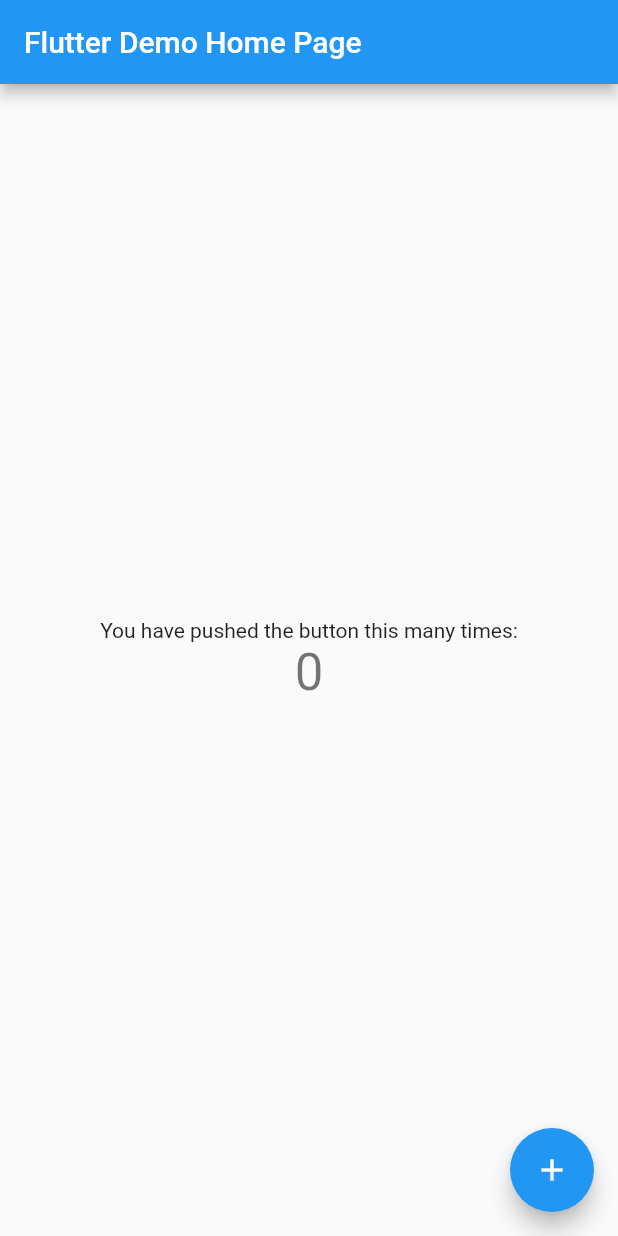
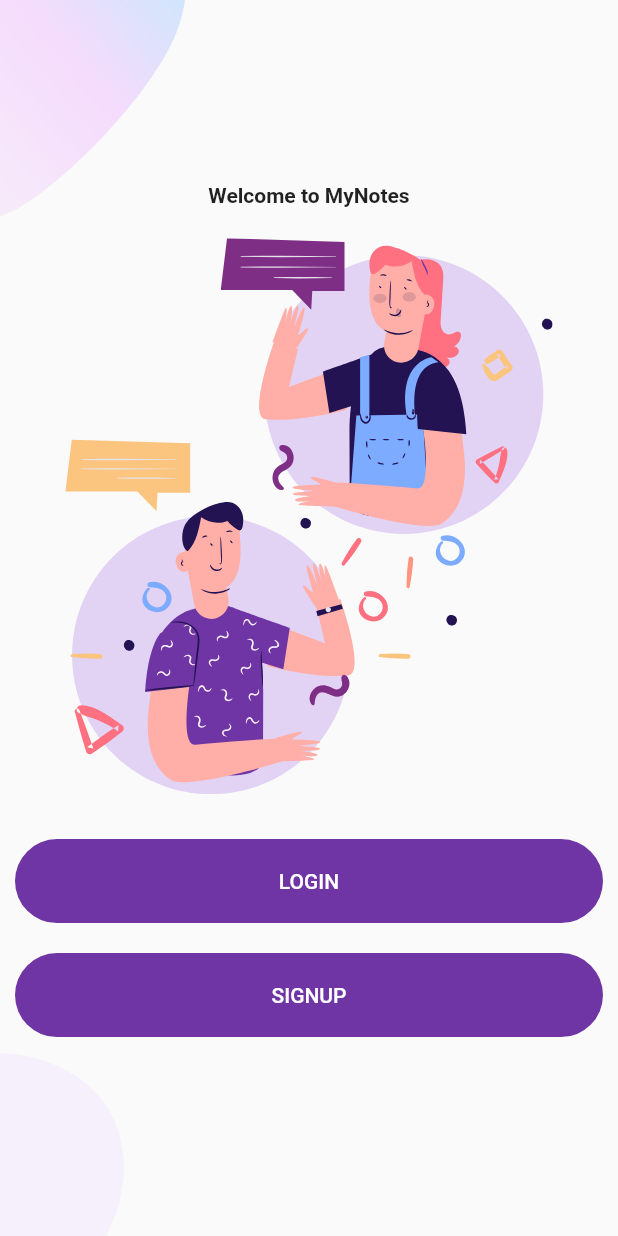
Before and after one commit to RevaldiDwiOctavian/MyNote, a Flutter app: the screen it shows after launch, on a phone screen of 412 x 824 dp. Run offline on Flutter 3.47's test engine with Material 2 defaults, Android fonts, the phone set to English and light mode, and no system bars; our stand-ins replace flutter_svg.

Commit message:
Adding welcome screen

```diff
--- /dev/null
+++ b/lib/constant.dart
@@ -0,0 +1,4 @@
+import 'package:flutter/material.dart';
+
+const kPrimaryColor = Color(0xFF6F35a5);
+const kPrimaryLightColor = Color(0xFFF1E6FF);
--- a/lib/main.dart
+++ b/lib/main.dart
@@ -1,4 +1,6 @@
 import 'package:flutter/material.dart';
+import 'package:uas/constant.dart';
+import 'package:uas/views/screens/welcome/welcome_screen.dart';
 
 void main() {
   runApp(const MyApp());
@@ -11,105 +13,12 @@ class MyApp extends StatelessWidget {
   @override
   Widget build(BuildContext context) {
     return MaterialApp(
-      title: 'Flutter Demo',
+      debugShowCheckedModeBanner: false,
+      title: 'Flutter Auth',
       theme: ThemeData(
-        // This is the theme of your application.
-        //
-        // Try running your application with "flutter run". You'll see the
-        // application has a blue toolbar. Then, without quitting the app, try
-        // changing the primarySwatch below to Colors.green and then invoke
-        // "hot reload" (press "r" in the console where you ran "flutter run",
-        // or simply save your changes to "hot reload" in a Flutter IDE).
-        // Notice that the counter didn't reset back to zero; the application
-        // is not restarted.
-        primarySwatch: Colors.blue,
+        primaryColor: kPrimaryColor,
       ),
-      home: const MyHomePage(title: 'Flutter Demo Home Page'),
+      home: const WelcomeScreen(),
     );
   }
 }
-
-class MyHomePage extends StatefulWidget {
-  const MyHomePage({Key? key, required this.title}) : super(key: key);
-
-  // This widget is the home page of your application. It is stateful, meaning
-  // that it has a State object (defined below) that contains fields that affect
-  // how it looks.
-
-  // This class is the configuration for the state. It holds the values (in this
-  // case the title) provided by the parent (in this case the App widget) and
-  // used by the build method of the State. Fields in a Widget subclass are
-  // always marked "final".
-
-  final String title;
-
-  @override
-  State<MyHomePage> createState() => _MyHomePageState();
-}
-
-class _MyHomePageState extends State<MyHomePage> {
-  int _counter = 0;
-
-  void _incrementCounter() {
-    setState(() {
-      // This call to setState tells the Flutter framework that something has
-      // changed in this State, which causes it to rerun the build method below
-      // so that the display can reflect the updated values. If we changed
-      // _counter without calling setState(), then the build method would not be
-      // called again, and so nothing would appear to happen.
-      _counter++;
-    });
-  }
-
-  @override
-  Widget build(BuildContext context) {
-    // This method is rerun every time setState is called, for instance as done
-    // by the _incrementCounter method above.
-    //
-    // The Flutter framework has been optimized to make rerunning build methods
-    // fast, so that you can just rebuild anything that needs updating rather
-    // than having to individually change instances of widgets.
-    return Scaffold(
-      appBar: AppBar(
-        // Here we take the value from the MyHomePage object that was created by
-        // the App.build method, and use it to set our appbar title.
-        title: Text(widget.title),
-      ),
-      body: Center(
-        // Center is a layout widget. It takes a single child and positions it
-        // in the middle of the parent.
-        child: Column(
-          // Column is also a layout widget. It takes a list of children and
-          // arranges them vertically. By default, it sizes itself to fit its
-          // children horizontally, and tries to be as tall as its parent.
-          //
-          // Invoke "debug painting" (press "p" in the console, choose the
-          // "Toggle Debug Paint" action from the Flutter Inspector in Android
-          // Studio, or the "Toggle Debug Paint" command in Visual Studio Code)
-          // to see the wireframe for each widget.
-          //
-          // Column has various properties to control how it sizes itself and
-          // how it positions its children. Here we use mainAxisAlignment to
-          // center the children vertically; the main axis here is the vertical
-          // axis because Columns are vertical (the cross axis would be
-          // horizontal).
-          mainAxisAlignment: MainAxisAlignment.center,
-          children: <Widget>[
-            const Text(
-              'You have pushed the button this many times:',
-            ),
-            Text(
-              '$_counter',
-              style: Theme.of(context).textTheme.headline4,
-            ),
-          ],
-        ),
-      ),
-      floatingActionButton: FloatingActionButton(
-        onPressed: _incrementCounter,
-        tooltip: 'Increment',
-        child: const Icon(Icons.add),
-      ), // This trailing comma makes auto-formatting nicer for build methods.
-    );
-  }
-}
--- /dev/null
+++ b/lib/views/screens/login/login_screen.dart
@@ -0,0 +1,18 @@
+import 'package:flutter/cupertino.dart';
+import 'package:flutter/material.dart';
+import 'package:flutter/src/foundation/key.dart';
+import 'package:flutter/src/widgets/framework.dart';
+
+class LoginScreen extends StatefulWidget {
+  const LoginScreen({Key? key}) : super(key: key);
+
+  @override
+  State<LoginScreen> createState() => _LoginScreenState();
+}
+
+class _LoginScreenState extends State<LoginScreen> {
+  @override
+  Widget build(BuildContext context) {
+    return Container();
+  }
+}
--- /dev/null
+++ b/lib/views/screens/welcome/components/background.dart
@@ -0,0 +1,40 @@
+import 'package:flutter/material.dart';
+
+class Background extends StatelessWidget {
+  final Widget child;
+  const Background({
+    Key? key,
+    required this.child,
+  }) : super(key: key);
+
+  @override
+  Widget build(BuildContext context) {
+    Size size = MediaQuery.of(context).size;
+    return Container(
+      height: size.height,
+      width: double.infinity,
+      child: Stack(
+        alignment: Alignment.center,
+        children: <Widget>[
+          Positioned(
+            top: 0,
+            left: 0,
+            child: Image.asset(
+              "assets/images/main_top.png",
+              width: size.width * 0.3,
+            ),
+          ),
+          Positioned(
+            bottom: 0,
+            left: 0,
+            child: Image.asset(
+              "assets/images/main_bottom.png",
+              width: size.width * 0.2,
+            ),
+          ),
+          child,
+        ],
+      ),
+    );
+  }
+}
--- /dev/null
+++ b/lib/views/screens/welcome/components/body.dart
@@ -0,0 +1,64 @@
+import 'package:flutter/cupertino.dart';
+import 'package:flutter/material.dart';
+import 'package:flutter/src/foundation/key.dart';
+import 'package:flutter/src/widgets/framework.dart';
+import 'package:flutter_svg/flutter_svg.dart';
+import 'package:uas/constant.dart';
+
+import 'background.dart';
+
+class Body extends StatelessWidget {
+  const Body({Key? key}) : super(key: key);
+
+  @override
+  Widget build(BuildContext context) {
+    Size size = MediaQuery.of(context).size;
+    return Background(
+      child: Column(
+          mainAxisAlignment: MainAxisAlignment.center,
+          children: <Widget>[
+            Text(
+              "Welcome to MyNotes",
+              style: TextStyle(fontWeight: FontWeight.bold),
+            ),
+            Container(
+              padding: EdgeInsets.all(20),
+              child: SvgPicture.asset(
+                "assets/icons/chat.svg",
+                height: size.height * 0.45,
+              ),
+            ),
+            Container(
+              padding: EdgeInsets.all(10),
+              child: TextButton(
+                style: TextButton.styleFrom(
+                  padding: EdgeInsets.symmetric(vertical: 20, horizontal: 20),
+                  primary: Colors.white,
+                  backgroundColor: kPrimaryColor,
+                  shape: RoundedRectangleBorder(
+                      borderRadius: BorderRadius.circular(30)),
+                  minimumSize: Size(size.width * 1, size.height * 0.01),
+                ),
+                onPressed: () {},
+                child: Text("LOGIN"),
+              ),
+            ),
+            Container(
+              padding: EdgeInsets.all(10),
+              child: TextButton(
+                style: TextButton.styleFrom(
+                  padding: EdgeInsets.symmetric(vertical: 20, horizontal: 20),
+                  primary: Colors.white,
+                  backgroundColor: kPrimaryColor,
+                  shape: RoundedRectangleBorder(
+                      borderRadius: BorderRadius.circular(30)),
+                  minimumSize: Size(size.width * 1, size.height * 0.01),
+                ),
+                onPressed: () {},
+                child: Text("SIGNUP"),
+              ),
+            )
+          ]),
+    );
+  }
+}
--- /dev/null
+++ b/lib/views/screens/welcome/welcome_screen.dart
@@ -0,0 +1,13 @@
+import 'package:flutter/material.dart';
+import 'components/body.dart';
+
+class WelcomeScreen extends StatelessWidget {
+  const WelcomeScreen({Key? key}) : super(key: key);
+
+  @override
+  Widget build(BuildContext context) {
+    return Scaffold(
+      body: Body(),
+    );
+  }
+}
```
Also changed, not shown: pubspec.yaml (+4 -3 lines), assets/icons/chat.svg (added), assets/icons/facebook.svg (added), assets/icons/google-plus.svg (added), assets/icons/login.svg (added), assets/icons/signup.svg (added), assets/icons/twitter.svg (added), assets/images/login_bottom.png (added), assets/images/main_bottom.png (added), assets/images/main_top.png (added), assets/images/signup_top.png (added), pubspec.lock.
